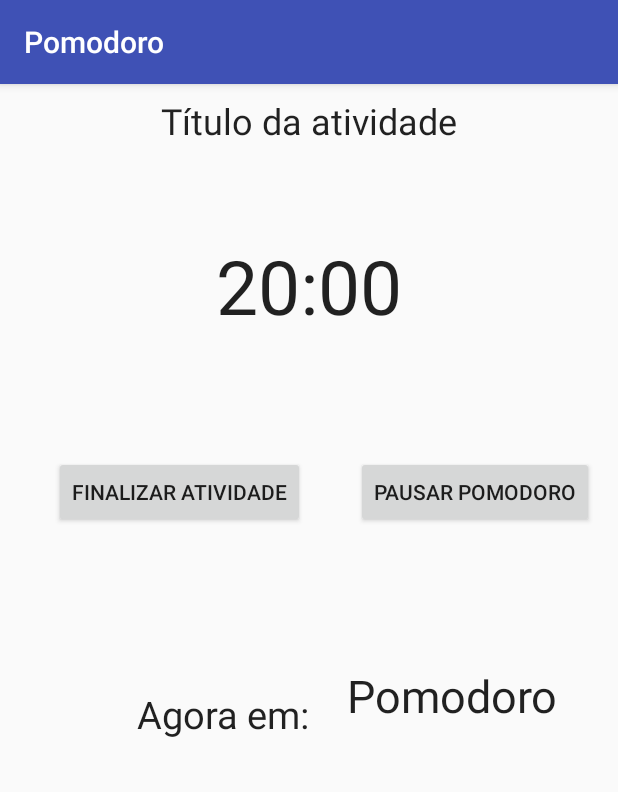
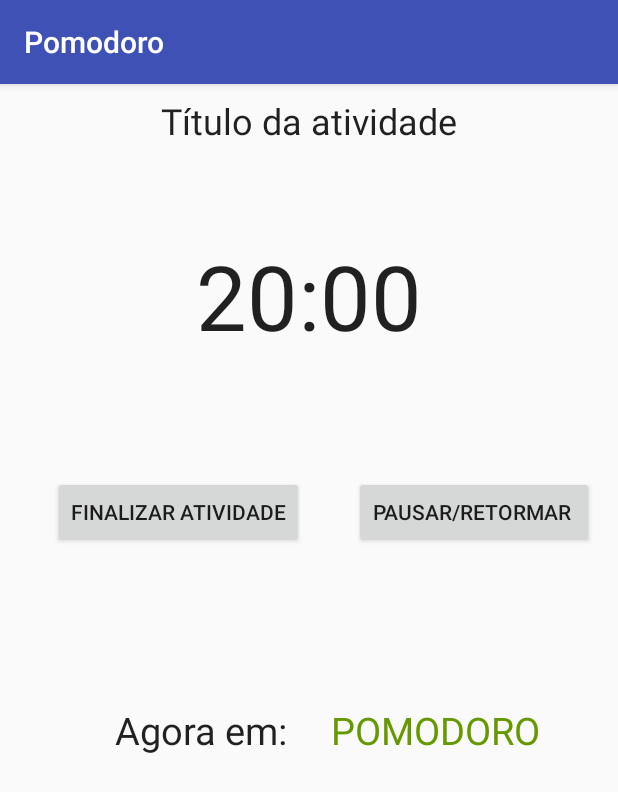
Before and after one commit to Jw-progamer/Pomodoro, an Android app: the PomodoroActivity screen opened directly, with no data from a screen before it, on a phone screen of 412 x 824 dp. Shown: the top 792 px of the screen. Run offline under Robolectric (Android 15) with nearby library versions, the phone set to English and light mode, and no system bars; libraries missing offline, so code that uses them is left out: com.orm; 9 statements that could not run were skipped.

Commit message:
O trabalho estar completo. Com exeção do desing, ele estar completo. O tempo é mostrado corretamente, assim como o pause estar funcionado. Thread morre com a morte da activity. Tudo estar normal. Tempo sendo exibido com formatação correta, assim como um bipe sonoro entre os ciclos.

```diff
--- a/app/src/main/AndroidManifest.xml
+++ b/app/src/main/AndroidManifest.xml
@@ -17,7 +17,7 @@
             android:value="pomodoro.db" />
         <meta-data
             android:name="VERSION"
-            android:value="1" />
+            android:value="2" />
         <meta-data
             android:name="QUERY_LOG"
             android:value="true" />
@@ -35,5 +35,7 @@
         <activity android:name=".activity.CorseActivity" />
         <activity android:name=".activity.PomodoroActivity"></activity>
     </application>
+    <uses-permission android:name="android.permission.WAKE_LOCK" />
+
 
 </manifest>
--- /dev/null
+++ b/app/src/main/java/com/br/josias/pomodoro/enuns/State.kt
@@ -0,0 +1,6 @@
+package com.br.josias.pomodoro.enuns
+
+
+enum class State() {
+    POMODORO(), INTERVAlO(), DESCANÇO()
+}
--- a/app/src/main/java/com/br/josias/pomodoro/interface/CallBack.kt
+++ b/app/src/main/java/com/br/josias/pomodoro/interface/CallBack.kt
@@ -2,7 +2,7 @@ package com.br.josias.pomodoro.`interface`
 
 interface CallBack {
 
-    fun minutePass()
+    fun secondPass()
 
     fun cicleOver()
 
--- a/app/src/main/res/layout/activity_pomodoro.xml
+++ b/app/src/main/res/layout/activity_pomodoro.xml
@@ -2,6 +2,7 @@
 <android.support.constraint.ConstraintLayout xmlns:android="http://schemas.android.com/apk/res/android"
     xmlns:app="http://schemas.android.com/apk/res-auto"
     xmlns:tools="http://schemas.android.com/tools"
+    android:id="@+id/pomodoro_layout"
     android:layout_width="match_parent"
     android:layout_height="match_parent"
     tools:context="com.br.josias.pomodoro.activity.PomodoroActivity">
@@ -38,7 +39,7 @@
         android:layout_height="wrap_content"
         android:layout_marginEnd="16dp"
         android:layout_marginTop="80dp"
-        android:text="Pausar Pomodoro"
+        android:text="Pausar/Retormar "
         app:layout_constraintEnd_toEndOf="parent"
         app:layout_constraintTop_toBottomOf="@+id/clocK_view" />
 
@@ -55,25 +56,26 @@
         android:textSize="25dp"
         app:layout_constraintBottom_toBottomOf="parent"
         app:layout_constraintEnd_toStartOf="@+id/pomodoro_status"
-        app:layout_constraintHorizontal_bias="0.836"
+        app:layout_constraintHorizontal_bias="0.765"
         app:layout_constraintStart_toStartOf="parent"
         app:layout_constraintTop_toBottomOf="@+id/stop_button"
-        app:layout_constraintVertical_bias="0.234" />
+        app:layout_constraintVertical_bias="0.236" />
 
     <TextView
         android:id="@+id/pomodoro_status"
         android:layout_width="wrap_content"
         android:layout_height="wrap_content"
         android:layout_marginBottom="8dp"
-        android:layout_marginEnd="40dp"
+        android:layout_marginEnd="52dp"
         android:layout_marginTop="8dp"
         android:text="TextView"
         android:textAppearance="@style/TextAppearance.AppCompat.Large"
-        android:textSize="30dp"
+        android:textColor="@android:color/holo_green_dark"
+        android:textSize="25dp"
         app:layout_constraintBottom_toBottomOf="parent"
         app:layout_constraintEnd_toEndOf="parent"
         app:layout_constraintTop_toBottomOf="@+id/pause_button"
-        app:layout_constraintVertical_bias="0.201" />
+        app:layout_constraintVertical_bias="0.236" />
 
     <TextView
         android:id="@+id/clocK_view"
@@ -84,8 +86,22 @@
         android:layout_marginTop="60dp"
         android:text="20:00"
         android:textAppearance="@android:style/TextAppearance.Holo.Large"
-        android:textSize="50dp"
+        android:textSize="60dp"
         app:layout_constraintEnd_toEndOf="parent"
         app:layout_constraintStart_toStartOf="parent"
         app:layout_constraintTop_toBottomOf="@+id/pomodoro_title" />
+
+    <TextView
+        android:id="@+id/pomodoro_paused"
+        android:layout_width="wrap_content"
+        android:layout_height="wrap_content"
+        android:layout_marginBottom="60dp"
+        android:layout_marginEnd="8dp"
+        android:layout_marginStart="8dp"
+        android:textColor="@android:color/holo_red_dark"
+        android:textSize="25dp"
+        app:layout_constraintBottom_toBottomOf="parent"
+        app:layout_constraintEnd_toEndOf="parent"
+        app:layout_constraintHorizontal_bias="0.525"
+        app:layout_constraintStart_toStartOf="parent" />
 </android.support.constraint.ConstraintLayout>
--- a/app/src/main/res/layout/card_layout.xml
+++ b/app/src/main/res/layout/card_layout.xml
@@ -14,7 +14,7 @@
         android:layout_marginStart="8dp"
         android:layout_marginTop="8dp"
         app:cardBackgroundColor="@android:color/holo_red_light"
-        app:cardCornerRadius="10dp"
+        app:cardCornerRadius="15dp"
         app:cardElevation="5dp"
         app:layout_constraintBottom_toBottomOf="parent"
         app:layout_constraintEnd_toEndOf="parent"
```
Also changed, not shown: app/src/main/java/com/br/josias/pomodoro/activity/CorseActivity.kt (+4 -4 lines), app/src/main/java/com/br/josias/pomodoro/activity/PomodoroActivity.kt (+84 -23 lines), app/src/main/java/com/br/josias/pomodoro/control/Timer.kt (+41 -23 lines), app/src/main/res/layout/activity_corse.xml (+9 -5 lines), 1 other file.
